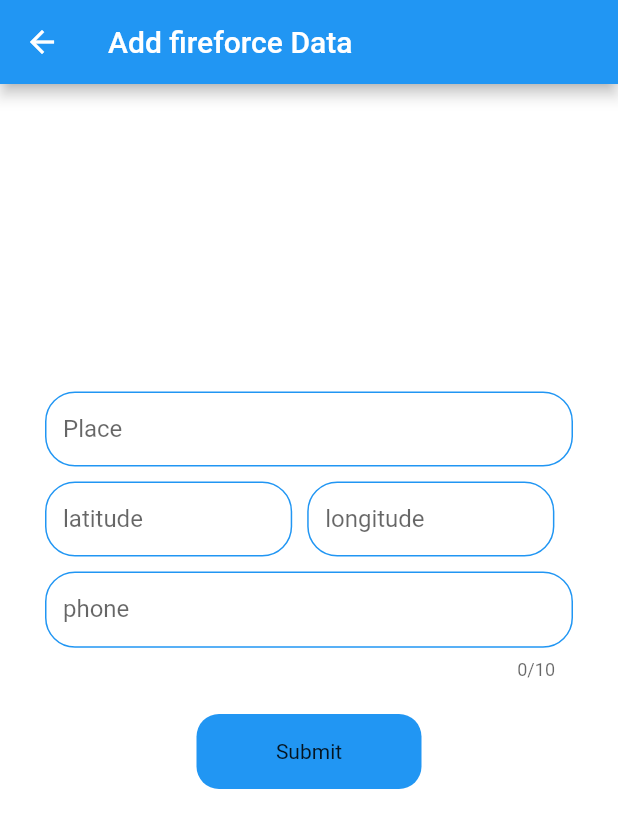
After one commit to Dev-Abhijithmp/emergency-a-s, a Flutter app: the Adminpage screen opened directly, after a tap on "Add", on a phone screen of 412 x 824 dp. The commit adds this screen. Shown: the top 828 px of the screen. Run offline on Flutter 3.47's test engine with Material 2 defaults, Android fonts, the phone set to English and light mode, and no system bars; our stand-ins replace cloud_firestore, connectivity_plus, firebase_auth, firebase_core, flutter_neumorphic, geolocator and 1 more; accounts and stored records are empty.

Commit message:
feat:added admin page and funtionalities

```diff
--- /dev/null
+++ b/lib/admin/adddata.dart
@@ -0,0 +1,225 @@
+import 'package:eas/colors.dart';
+import 'package:eas/managedata/firestore.dart';
+import 'package:flutter/material.dart';
+import 'package:flutter/services.dart';
+import 'package:google_fonts/google_fonts.dart';
+
+class Addtofirestore extends StatelessWidget {
+  late final String category;
+  Addtofirestore({Key? key, required this.category}) : super(key: key);
+
+  @override
+  Widget build(BuildContext context) {
+    TextEditingController controllerplace = TextEditingController();
+    TextEditingController controllerlat = TextEditingController();
+    TextEditingController controllerlong = TextEditingController();
+    TextEditingController controllernumber = TextEditingController();
+    return Scaffold(
+      backgroundColor: MyColors.white,
+      appBar: AppBar(
+        title: Text(
+          "Add " + category + " Data",
+          style: GoogleFonts.signikaNegative(),
+        ),
+      ),
+      body: SingleChildScrollView(
+        scrollDirection: Axis.vertical,
+        child: Column(
+          mainAxisAlignment: MainAxisAlignment.center,
+          children: [
+            Container(
+              height: 200,
+            ),
+            Container(
+              height: 50,
+              width: MediaQuery.of(context).size.width,
+              margin: EdgeInsets.symmetric(vertical: 5, horizontal: 30),
+              child: TextFormField(
+                controller: controllerplace,
+                decoration: InputDecoration(
+                  labelText: "Place",
+                  focusedBorder: outlineInputBorder(),
+                  fillColor: Colors.white,
+                  filled: true,
+                  border: outlineInputBorder(),
+                  enabledBorder: outlineInputBorder(),
+                  disabledBorder: outlineInputBorder(),
+                ),
+              ),
+            ),
+            Row(
+              children: [
+                Container(
+                  height: 50,
+                  width: MediaQuery.of(context).size.width * 0.40,
+                  margin: EdgeInsets.only(left: 30, top: 5, bottom: 5),
+                  child: TextFormField(
+                    controller: controllerlat,
+                    inputFormatters: [FilteringTextInputFormatter.digitsOnly],
+                    decoration: InputDecoration(
+                      labelText: "latitude",
+                      focusedBorder: outlineInputBorder(),
+                      fillColor: Colors.white,
+                      filled: true,
+                      border: outlineInputBorder(),
+                      enabledBorder: outlineInputBorder(),
+                      disabledBorder: outlineInputBorder(),
+                    ),
+                  ),
+                ),
+                Container(
+                  height: 50,
+                  width: MediaQuery.of(context).size.width * 0.40,
+                  margin: EdgeInsets.only(left: 10, top: 5, bottom: 5),
+                  child: TextFormField(
+                    controller: controllerlong,
+                    inputFormatters: [FilteringTextInputFormatter.digitsOnly],
+                    keyboardType: TextInputType.number,
+                    decoration: InputDecoration(
+                      labelText: "longitude",
+                      focusedBorder: outlineInputBorder(),
+                      fillColor: Colors.white,
+                      filled: true,
+                      border: outlineInputBorder(),
+                      enabledBorder: outlineInputBorder(),
+                      disabledBorder: outlineInputBorder(),
+                    ),
+                  ),
+                ),
+              ],
+            ),
+            Container(
+              height: 70,
+              width: MediaQuery.of(context).size.width,
+              margin: EdgeInsets.symmetric(vertical: 5, horizontal: 30),
+              child: TextFormField(
+                controller: controllernumber,
+                keyboardType: TextInputType.phone,
+                inputFormatters: [FilteringTextInputFormatter.digitsOnly],
+                maxLength: 10,
+                decoration: InputDecoration(
+                  labelText: "phone",
+                  prefixText: "+91",
+                  focusedBorder: outlineInputBorder(),
+                  fillColor: Colors.white,
+                  filled: true,
+                  border: outlineInputBorder(),
+                  enabledBorder: outlineInputBorder(),
+                  disabledBorder: outlineInputBorder(),
+                ),
+              ),
+            ),
+            SizedBox(
+              height: 20,
+            ),
+            InkWell(
+              onTap: () async {
+                if (controllernumber.text == "" ||
+                    controllerlong.text == "" ||
+                    controllerlat == "" ||
+                    controllerplace == "") {
+                  showDialog(
+                      context: context,
+                      builder: (BuildContext context) => alert(context));
+                } else {
+                  int flag = await addtofirebase(
+                      category,
+                      controllerplace.text,
+                      controllernumber.text,
+                      double.parse(controllerlat.text),
+                      double.parse(controllerlong.text));
+                  if (flag == 0) {
+                    showDialog(
+                        context: context,
+                        builder: (BuildContext context) => success(context));
+                  } else {
+                    showDialog(
+                        context: context,
+                        builder: (BuildContext context) => failed(context));
+                  }
+                }
+              },
+              child: Container(
+                height: 50,
+                width: 150,
+                decoration: BoxDecoration(
+                  color: MyColors.blue,
+                  borderRadius: BorderRadius.circular(15),
+                ),
+                child: Center(
+                  child: Text(
+                    "Submit",
+                    style: GoogleFonts.signikaNegative(),
+                  ),
+                ),
+              ),
+            )
+          ],
+        ),
+      ),
+    );
+  }
+}
+
+OutlineInputBorder outlineInputBorder() {
+  return OutlineInputBorder(
+      borderRadius: BorderRadius.circular(20),
+      borderSide: BorderSide(color: MyColors.blue));
+}
+
+AlertDialog alert(context) {
+  return AlertDialog(
+    content: Text(
+      "data cannot be null",
+      style: GoogleFonts.signikaNegative(),
+    ),
+    actions: [
+      TextButton(
+        child: Text("OK"),
+        onPressed: () {
+          Navigator.pop(context);
+        },
+      )
+    ],
+  );
+}
+
+AlertDialog success(context) {
+  return AlertDialog(
+    content: Text(
+      "Success..",
+      style: GoogleFonts.signikaNegative(),
+    ),
+    actions: [
+      TextButton(
+        child: Text(
+          "OK",
+          style: GoogleFonts.signikaNegative(),
+        ),
+        onPressed: () {
+          Navigator.pop(context);
+        },
+      )
+    ],
+  );
+}
+
+AlertDialog failed(context) {
+  return AlertDialog(
+    content: Text(
+      "failedl",
+      style: GoogleFonts.signikaNegative(),
+    ),
+    actions: [
+      TextButton(
+        child: Text(
+          "OK",
+          style: GoogleFonts.signikaNegative(),
+        ),
+        onPressed: () {
+          Navigator.pop(context);
+        },
+      )
+    ],
+  );
+}
--- /dev/null
+++ b/lib/admin/adminpage.dart
@@ -0,0 +1,264 @@
+import 'package:eas/admin/adddata.dart';
+import 'package:eas/admin/removedata.dart';
+import 'package:eas/colors.dart';
+import 'package:flutter/material.dart';
+import 'package:google_fonts/google_fonts.dart';
+
+import '../authentication/authentications.dart';
+
+class Adminpage extends StatefulWidget {
+  const Adminpage({Key? key}) : super(key: key);
+
+  @override
+  _AdminpageState createState() => _AdminpageState();
+}
+
+List<Color> adminhome = [
+  MyColors.white,
+  MyColors.white,
+  MyColors.white,
+  MyColors.white,
+  MyColors.white,
+  MyColors.white,
+];
+
+class _AdminpageState extends State<Adminpage> {
+  @override
+  Widget build(BuildContext context) {
+    void chnagecolor(int index) {
+      setState(() {
+        adminhome[0] = MyColors.white;
+        adminhome[1] = MyColors.white;
+        adminhome[2] = MyColors.white;
+        adminhome[3] = MyColors.white;
+        adminhome[4] = MyColors.white;
+        adminhome[5] = MyColors.white;
+        adminhome[index] = MyColors.blue;
+      });
+    }
+
+    return Scaffold(
+      backgroundColor: MyColors.white,
+      appBar: AppBar(
+        title: Text(
+          "Admin",
+          style: GoogleFonts.signikaNegative(),
+        ),
+      ),
+      body: Column(
+        mainAxisAlignment: MainAxisAlignment.center,
+        crossAxisAlignment: CrossAxisAlignment.center,
+        children: [
+          Text(
+            "fireforce",
+            style: GoogleFonts.signikaNegative(),
+          ),
+          SizedBox(
+            height: 30,
+          ),
+          Row(
+            mainAxisAlignment: MainAxisAlignment.spaceEvenly,
+            children: [
+              InkWell(
+                onTap: () {
+                  chnagecolor(0);
+                  Navigator.push(
+                      context,
+                      MaterialPageRoute(
+                          builder: (BuildContext context) =>
+                              Addtofirestore(category: "fireforce")));
+                },
+                child: Container(
+                  height: 100,
+                  width: 100,
+                  decoration: BoxDecoration(
+                      color: adminhome[0],
+                      borderRadius: BorderRadius.circular(50),
+                      border: Border.all(color: MyColors.blue)),
+                  child: Center(
+                    child: Text(
+                      "Add",
+                      style: GoogleFonts.signikaNegative(),
+                    ),
+                  ),
+                ),
+              ),
+              InkWell(
+                onTap: () {
+                  chnagecolor(1);
+                  Navigator.push(
+                      context,
+                      MaterialPageRoute(
+                          builder: (BuildContext context) =>
+                              Removefromfirestore(category: "fireforce")));
+                },
+                child: Container(
+                  height: 100,
+                  width: 100,
+                  decoration: BoxDecoration(
+                      color: adminhome[1],
+                      borderRadius: BorderRadius.circular(50),
+                      border: Border.all(color: MyColors.blue)),
+                  child: Center(
+                    child: Text(
+                      "remove",
+                      style: GoogleFonts.signikaNegative(),
+                    ),
+                  ),
+                ),
+              ),
+            ],
+          ),
+          SizedBox(
+            height: 30,
+          ),
+          Text(
+            "Hospital",
+            style: GoogleFonts.signikaNegative(),
+          ),
+          SizedBox(
+            height: 30,
+          ),
+          Row(
+            mainAxisAlignment: MainAxisAlignment.spaceEvenly,
+            children: [
+              InkWell(
+                onTap: () {
+                  chnagecolor(2);
+                  Navigator.push(
+                      context,
+                      MaterialPageRoute(
+                          builder: (BuildContext context) =>
+                              Addtofirestore(category: "hospital")));
+                },
+                child: Container(
+                  height: 100,
+                  width: 100,
+                  decoration: BoxDecoration(
+                      color: adminhome[2],
+                      borderRadius: BorderRadius.circular(50),
+                      border: Border.all(color: MyColors.blue)),
+                  child: Center(
+                    child: Text(
+                      "Add",
+                      style: GoogleFonts.signikaNegative(),
+                    ),
+                  ),
+                ),
+              ),
+              InkWell(
+                onTap: () {
+                  chnagecolor(3);
+                  Navigator.push(
+                      context,
+                      MaterialPageRoute(
+                          builder: (BuildContext context) =>
+                              Removefromfirestore(category: "hospital")));
+                },
+                child: Container(
+                  height: 100,
+                  width: 100,
+                  decoration: BoxDecoration(
+                      color: adminhome[3],
+                      borderRadius: BorderRadius.circular(50),
+                      border: Border.all(color: MyColors.blue)),
+                  child: Center(
+                    child: Text(
+                      "remove",
+                      style: GoogleFonts.signikaNegative(),
+                    ),
+                  ),
+                ),
+              ),
+            ],
+          ),
+          SizedBox(
+            height: 30,
+          ),
+          Text(
+            "police",
+            style: GoogleFonts.signikaNegative(),
+          ),
+          SizedBox(
+            height: 30,
+          ),
+          Row(
+            mainAxisAlignment: MainAxisAlignment.spaceEvenly,
+            children: [
+              InkWell(
+                onTap: () {
+                  chnagecolor(4);
+                  Navigator.push(
+                      context,
+                      MaterialPageRoute(
+                          builder: (BuildContext context) =>
+                              Addtofirestore(category: "police")));
+                },
+                child: Container(
+                  height: 100,
+                  width: 100,
+                  decoration: BoxDecoration(
+                      color: adminhome[4],
+                      borderRadius: BorderRadius.circular(50),
+                      border: Border.all(color: MyColors.blue)),
+                  child: Center(
+                    child: Text(
+                      "Add ",
+                      style: GoogleFonts.signikaNegative(),
+                    ),
+                  ),
+                ),
+              ),
+              InkWell(
+                onTap: () {
+                  chnagecolor(5);
+                  Navigator.push(
+                      context,
+                      MaterialPageRoute(
+                          builder: (BuildContext context) =>
+                              Removefromfirestore(category: "police")));
+                },
+                child: Container(
+                  height: 100,
+                  width: 100,
+                  decoration: BoxDecoration(
+                      color: adminhome[5],
+                      borderRadius: BorderRadius.circular(50),
+                      border: Border.all(color: MyColors.blue)),
+                  child: Center(
+                    child: Text(
+                      "remove",
+                      style: GoogleFonts.signikaNegative(),
+                    ),
+                  ),
+                ),
+              ),
+            ],
+          ),
+          SizedBox(
+            height: 30,
+          ),
+          InkWell(
+            onTap: () {
+              signout(context);
+            },
+            child: Container(
+              height: 50,
+              width: 100,
+              decoration: BoxDecoration(
+                color: Colors.red,
+                borderRadius: BorderRadius.circular(50),
+              ),
+              child: Center(
+                child: Text(
+                  "logout",
+                  style: GoogleFonts.signikaNegative(),
+                ),
+              ),
+            ),
+          ),
+        ],
+      ),
+    );
+  }
+}
--- a/lib/colors.dart
+++ b/lib/colors.dart
@@ -2,6 +2,7 @@ import 'package:flutter/material.dart';
 
 class MyColors {
   static Color mainColor = const Color.fromRGBO(252, 146, 146, 1);
- static Color bgColor = Colors.white;
-
+  static Color bgColor = Colors.white;
+  static Color white = Colors.white;
+  static Color blue = Colors.blue;
 }
--- a/lib/functions/launchfunctions.dart
+++ b/lib/functions/launchfunctions.dart
@@ -18,7 +18,7 @@ Future<void> onLaunch(context) async {
     if (FirebaseAuth.instance.currentUser == null) {
       Navigator.popAndPushNamed(context, 'main');
     } else {
-      Navigator.popAndPushNamed(context, 'bottomnav');
+      Navigator.popAndPushNamed(context, 'switcher');
     }
   } else {
     ScaffoldMessenger.of(context)
--- a/lib/main.dart
+++ b/lib/main.dart
@@ -1,10 +1,10 @@
-
 import 'package:eas/screens/bottomnavigationbar.dart';
 import 'package:eas/screens/homepage.dart';
 import 'package:eas/screens/loginPage.dart';
 import 'package:eas/screens/mainpage.dart';
 import 'package:eas/screens/signuppage.dart';
 import 'package:eas/screens/splashscreen.dart';
+import 'package:eas/screens/userswitcher.dart';
 import 'package:firebase_core/firebase_core.dart';
 import 'package:flutter/material.dart';
 import 'firebase_options.dart';
@@ -25,7 +25,8 @@ class App extends StatelessWidget {
         'login': ((context) => LoginPage()),
         'main': ((context) => const Mainpage()),
         'home': (context) => Home(),
-        'bottomnav':(context) => BottomNav(),
+        'switcher': (context) => Switcher(),
+        'bottomnav': (context) => BottomNav(),
       },
       home: Splashscreen(),
     );
```
Also changed, not shown: lib/admin/removedata.dart (added, +81 -0 lines), lib/screens/loadingpage.dart (added, +17 -0 lines), lib/screens/somethingwentwrong.dart (added, +15 -0 lines), lib/screens/userswitcher.dart (added, +36 -0 lines).
